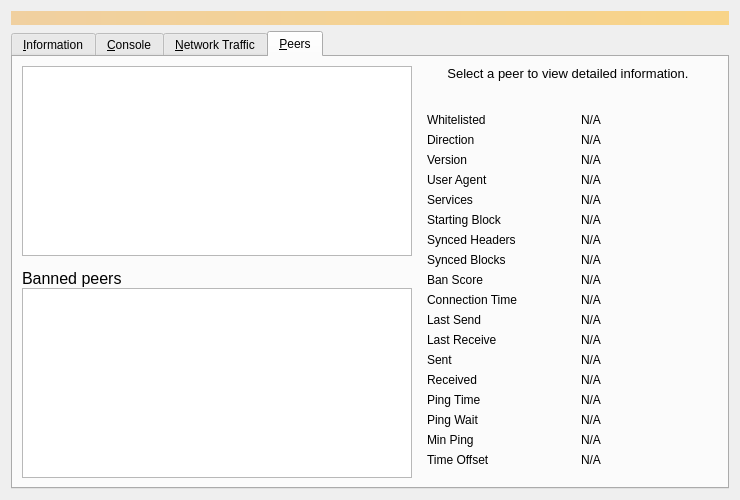
This is src/qt/forms/debugwindow.ui in Bitcoin-ABC/bitcoin-abc as Qt 5 draws it before an edit. The edited form follows.
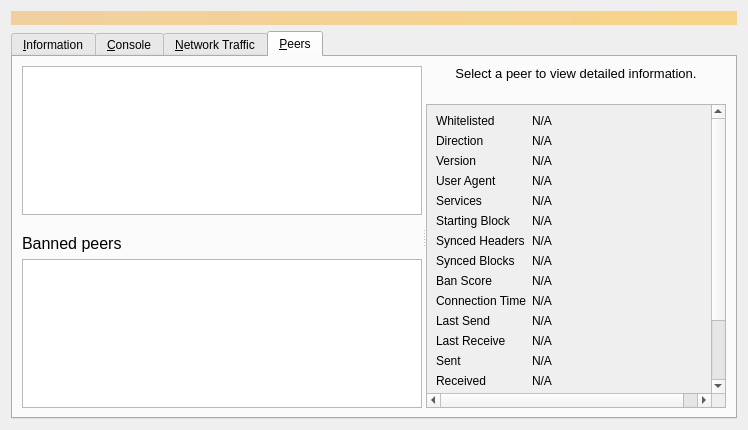
This is the edited form. The open tabs and pages were chosen to show the change. Icons and pictures are not drawn. Custom widgets are drawn as their Qt base class.

Commit message: [backport#15136] qt: "Peers" tab overhaul

What changed in the file:
```diff
--- a/src/qt/forms/debugwindow.ui
+++ b/src/qt/forms/debugwindow.ui
@@ -921,17 +921,31 @@
       <attribute name="title">
        <string>&amp;Peers</string>
       </attribute>
-      <layout class="QGridLayout" name="gridLayout_2">
-       <item row="0" column="0" rowspan="2">
-        <layout class="QVBoxLayout" name="verticalLayout_101">
-         <property name="spacing">
-          <number>0</number>
+      <layout class="QVBoxLayout" name="verticalLayout_6">
+       <item>
+        <widget class="QSplitter" name="splitter">
+         <property name="orientation">
+          <enum>Qt::Horizontal</enum>
          </property>
+         <property name="childrenCollapsible">
+          <bool>false</bool>
+         </property>
+         <widget class="QWidget" name="widget_1" native="true">
+          <property name="sizePolicy">
+           <sizepolicy hsizetype="MinimumExpanding" vsizetype="Preferred">
+            <horstretch>1</horstretch>
+            <verstretch>0</verstretch>
+           </sizepolicy>
+          </property>
+          <property name="minimumSize">
+           <size>
+            <width>400</width>
+            <height>0</height>
+           </size>
+          </property>
+          <layout class="QVBoxLayout" name="verticalLayout_7">
          <item>
           <widget class="QTableView" name="peerWidget">
-           <property name="horizontalScrollBarPolicy">
-            <enum>Qt::ScrollBarAsNeeded</enum>
-           </property>
            <property name="tabKeyNavigation">
             <bool>false</bool>
            </property>
@@ -953,7 +967,7 @@
            </property>
            <property name="minimumSize">
             <size>
-             <width>300</width>
+               <width>0</width>
              <height>32</height>
             </size>
            </property>
@@ -987,15 +1001,6 @@
          </item>
          <item>
           <widget class="QTableView" name="banlistWidget">
-           <property name="sizePolicy">
-            <sizepolicy hsizetype="Expanding" vsizetype="Expanding">
-             <horstretch>0</horstretch>
-             <verstretch>0</verstretch>
-            </sizepolicy>
-           </property>
-           <property name="horizontalScrollBarPolicy">
-            <enum>Qt::ScrollBarAsNeeded</enum>
-           </property>
            <property name="tabKeyNavigation">
             <bool>false</bool>
            </property>
@@ -1008,8 +1013,22 @@
           </widget>
          </item>
         </layout>
-       </item>
-       <item row="0" column="1">
+         </widget>
+         <widget class="QWidget" name="widget_2" native="true">
+          <property name="sizePolicy">
+           <sizepolicy hsizetype="Minimum" vsizetype="Preferred">
+            <horstretch>0</horstretch>
+            <verstretch>0</verstretch>
+           </sizepolicy>
+          </property>
+          <property name="minimumSize">
+           <size>
+            <width>300</width>
+            <height>0</height>
+           </size>
+          </property>
+          <layout class="QVBoxLayout" name="verticalLayout_8">
+           <item>
         <widget class="QLabel" name="peerHeading">
          <property name="sizePolicy">
           <sizepolicy hsizetype="Preferred" vsizetype="Minimum">
@@ -1019,7 +1038,7 @@
          </property>
          <property name="minimumSize">
           <size>
-           <width>300</width>
+               <width>0</width>
            <height>32</height>
           </size>
          </property>
@@ -1045,15 +1064,27 @@
          </property>
         </widget>
        </item>
-       <item row="1" column="1">
-        <widget class="QWidget" name="detailWidget" native="true">
+           <item>
+            <widget class="QScrollArea" name="scrollArea">
+             <property name="widgetResizable">
+              <bool>true</bool>
+             </property>
+             <widget class="QWidget" name="detailWidget">
+              <property name="geometry">
+               <rect>
+                <x>0</x>
+                <y>0</y>
+                <width>300</width>
+                <height>426</height>
+               </rect>
+              </property>
          <property name="minimumSize">
           <size>
            <width>300</width>
            <height>0</height>
           </size>
          </property>
-         <layout class="QGridLayout" name="gridLayout_3">
+              <layout class="QGridLayout" name="gridLayout_2" columnstretch="0,1">
           <item row="0" column="0">
            <widget class="QLabel" name="label_30">
             <property name="text">
@@ -1061,7 +1092,7 @@
             </property>
            </widget>
           </item>
-          <item row="0" column="2">
+               <item row="0" column="1">
            <widget class="QLabel" name="peerWhitelisted">
             <property name="cursor">
              <cursorShape>IBeamCursor</cursorShape>
@@ -1084,7 +1115,7 @@
             </property>
            </widget>
           </item>
-          <item row="1" column="2">
+               <item row="1" column="1">
            <widget class="QLabel" name="peerDirection">
             <property name="cursor">
              <cursorShape>IBeamCursor</cursorShape>
@@ -1107,7 +1138,7 @@
             </property>
            </widget>
           </item>
-          <item row="2" column="2">
+               <item row="2" column="1">
            <widget class="QLabel" name="peerVersion">
             <property name="cursor">
              <cursorShape>IBeamCursor</cursorShape>
@@ -1130,7 +1161,7 @@
             </property>
            </widget>
           </item>
-          <item row="3" column="2">
+               <item row="3" column="1">
            <widget class="QLabel" name="peerSubversion">
             <property name="cursor">
              <cursorShape>IBeamCursor</cursorShape>
@@ -1153,7 +1184,7 @@
             </property>
            </widget>
           </item>
-          <item row="4" column="2">
+               <item row="4" column="1">
            <widget class="QLabel" name="peerServices">
             <property name="cursor">
              <cursorShape>IBeamCursor</cursorShape>
@@ -1176,7 +1207,7 @@
             </property>
            </widget>
           </item>
-          <item row="5" column="2">
+               <item row="5" column="1">
            <widget class="QLabel" name="peerHeight">
             <property name="cursor">
              <cursorShape>IBeamCursor</cursorShape>
@@ -1199,7 +1230,7 @@
             </property>
            </widget>
           </item>
-          <item row="6" column="2">
+               <item row="6" column="1">
            <widget class="QLabel" name="peerSyncHeight">
             <property name="cursor">
              <cursorShape>IBeamCursor</cursorShape>
@@ -1222,7 +1253,7 @@
             </property>
            </widget>
           </item>
-          <item row="7" column="2">
+               <item row="7" column="1">
            <widget class="QLabel" name="peerCommonHeight">
             <property name="cursor">
              <cursorShape>IBeamCursor</cursorShape>
@@ -1245,7 +1276,7 @@
             </property>
            </widget>
           </item>
-          <item row="8" column="2">
+               <item row="8" column="1">
            <widget class="QLabel" name="peerBanScore">
             <property name="cursor">
              <cursorShape>IBeamCursor</cursorShape>
@@ -1268,7 +1299,7 @@
             </property>
            </widget>
           </item>
-          <item row="9" column="2">
+               <item row="9" column="1">
            <widget class="QLabel" name="peerConnTime">
             <property name="cursor">
              <cursorShape>IBeamCursor</cursorShape>
@@ -1291,7 +1322,7 @@
             </property>
            </widget>
           </item>
-          <item row="10" column="2">
+               <item row="10" column="1">
            <widget class="QLabel" name="peerLastSend">
             <property name="cursor">
              <cursorShape>IBeamCursor</cursorShape>
@@ -1314,7 +1345,7 @@
             </property>
            </widget>
           </item>
-          <item row="11" column="2">
+               <item row="11" column="1">
            <widget class="QLabel" name="peerLastRecv">
             <property name="cursor">
              <cursorShape>IBeamCursor</cursorShape>
@@ -1337,7 +1368,7 @@
             </property>
            </widget>
           </item>
-          <item row="12" column="2">
+               <item row="12" column="1">
            <widget class="QLabel" name="peerBytesSent">
             <property name="cursor">
              <cursorShape>IBeamCursor</cursorShape>
@@ -1360,7 +1391,7 @@
             </property>
            </widget>
           </item>
-          <item row="13" column="2">
+               <item row="13" column="1">
            <widget class="QLabel" name="peerBytesRecv">
             <property name="cursor">
              <cursorShape>IBeamCursor</cursorShape>
@@ -1383,7 +1414,7 @@
             </property>
            </widget>
           </item>
-          <item row="14" column="2">
+               <item row="14" column="1">
            <widget class="QLabel" name="peerPingTime">
             <property name="cursor">
              <cursorShape>IBeamCursor</cursorShape>
@@ -1409,7 +1440,7 @@
             </property>
            </widget>
           </item>
-          <item row="15" column="2">
+               <item row="15" column="1">
            <widget class="QLabel" name="peerPingWait">
             <property name="cursor">
              <cursorShape>IBeamCursor</cursorShape>
@@ -1432,7 +1463,7 @@
             </property>
            </widget>
           </item>
-          <item row="16" column="2">
+               <item row="16" column="1">
            <widget class="QLabel" name="peerMinPing">
             <property name="cursor">
              <cursorShape>IBeamCursor</cursorShape>
@@ -1455,7 +1486,7 @@
             </property>
            </widget>
           </item>
-          <item row="17" column="2">
+               <item row="17" column="1">
            <widget class="QLabel" name="timeoffset">
             <property name="cursor">
              <cursorShape>IBeamCursor</cursorShape>
@@ -1471,20 +1502,12 @@
             </property>
            </widget>
           </item>
-          <item row="18" column="1">
-           <spacer name="verticalSpacer_3">
-            <property name="orientation">
-             <enum>Qt::Vertical</enum>
-            </property>
-            <property name="sizeHint" stdset="0">
-             <size>
-              <width>20</width>
-              <height>40</height>
-             </size>
-            </property>
-           </spacer>
-          </item>
-         </layout>
+              </layout>
+             </widget>
+            </widget>
+           </item>
+          </layout>
+         </widget>
         </widget>
        </item>
       </layout>
```
Lines whose indentation alone changed are shown as unchanged. The commit also changes 1 other file.
